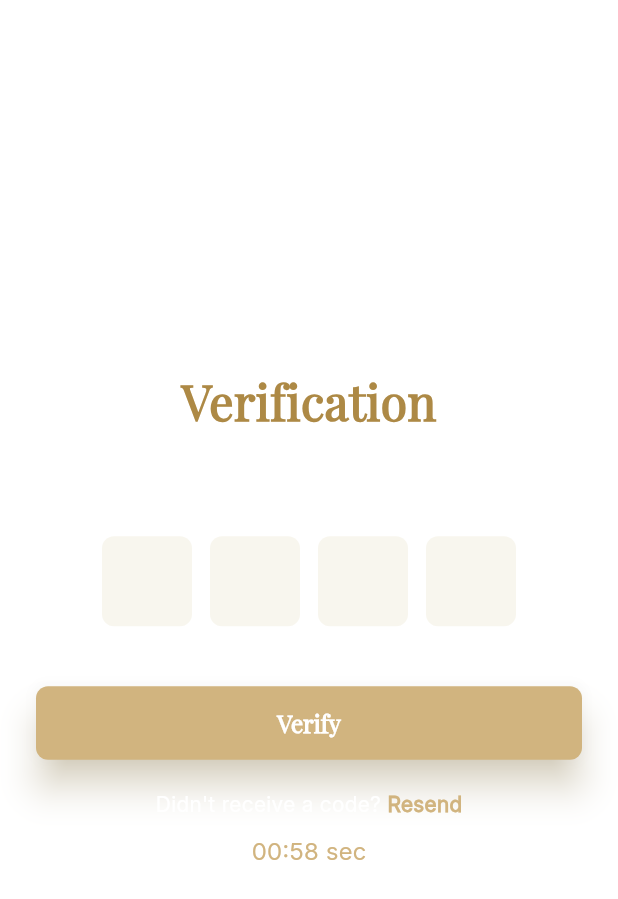
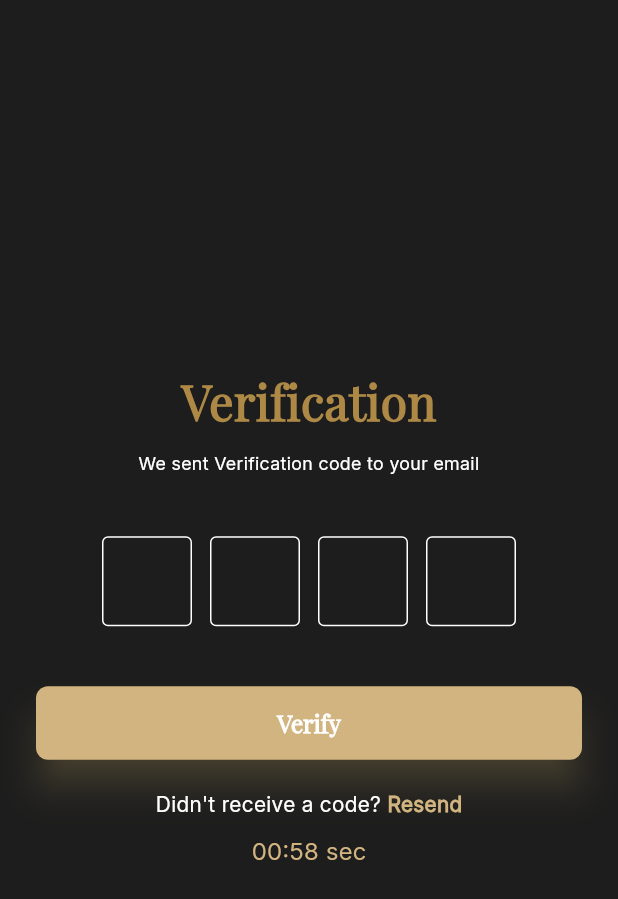
Before and after one commit to robiulsunnyemon/abyan_revised, a Flutter app: the OtpScreenLogin screen opened directly with empty values, on a phone screen of 412 x 824 dp. Shown: the top 899 px of the screen. Run offline on Flutter 3.47's test engine with Material 3 defaults, Android fonts, the light colour scheme and no system bars; our stand-ins replace carousel_slider, dropdown_button2, flutter_screenutil, flutter_svg, get, image_picker and 3 more; accounts and stored records are empty.

Commit message:
update otp

```diff
--- a/lib/view/auth/otp_screen_login.dart
+++ b/lib/view/auth/otp_screen_login.dart
@@ -106,8 +106,19 @@ class _OtpScreenLoginState extends State<OtpScreenLogin> {
         textAlign: TextAlign.center,
         maxLength: 1,
         keyboardType: TextInputType.number,
-        style: const TextStyle(fontSize: 22, fontWeight: FontWeight.bold),
+        style: const TextStyle(fontSize: 22, fontWeight: FontWeight.bold,color: AppColors.white),
         decoration: InputDecoration(
+          fillColor: AppColors.backGroundColor,
+          disabledBorder: OutlineInputBorder(
+            borderSide: BorderSide(
+              color: AppColors.white,
+            )
+          ),
+          enabledBorder: OutlineInputBorder(
+              borderSide: BorderSide(
+                color: AppColors.white,
+              )
+          ),
           counterText: "",
           border: OutlineInputBorder(
             borderRadius: BorderRadius.circular(12),
@@ -125,7 +136,6 @@ class _OtpScreenLoginState extends State<OtpScreenLogin> {
   @override
   Widget build(BuildContext context) {
     return Scaffold(
-      backgroundColor: Colors.white,
       body: Padding(
         padding: const EdgeInsets.all(24.0),
         child: Column(
--- a/lib/view/auth/recovery_verification_screen.dart
+++ b/lib/view/auth/recovery_verification_screen.dart
@@ -510,7 +510,7 @@ class _RecoveryVerificationScreenState extends State<RecoveryVerificationScreen>
         cursorColor: AppColors.white,
         maxLength: 1,
         keyboardType: TextInputType.number,
-        style: const TextStyle(fontSize: 22, fontWeight: FontWeight.bold),
+        style: const TextStyle(fontSize: 22, fontWeight: FontWeight.bold,color: AppColors.white),
         decoration: InputDecoration(
           fillColor: Colors.transparent,
           counterText: "",
--- a/lib/view/auth/verificationScreen.dart
+++ b/lib/view/auth/verificationScreen.dart
@@ -78,7 +78,7 @@ class Verificationscreen extends StatelessWidget {
                   onPressed: () {
                     () => LoginScreen();
                   },
-                  child: Text('Confirm'),
+                  child: Text('Confirm',style: TextStyle(color: AppColors.white),),
                 ),
               ),
               SizedBox(height: 10.h,),
```
